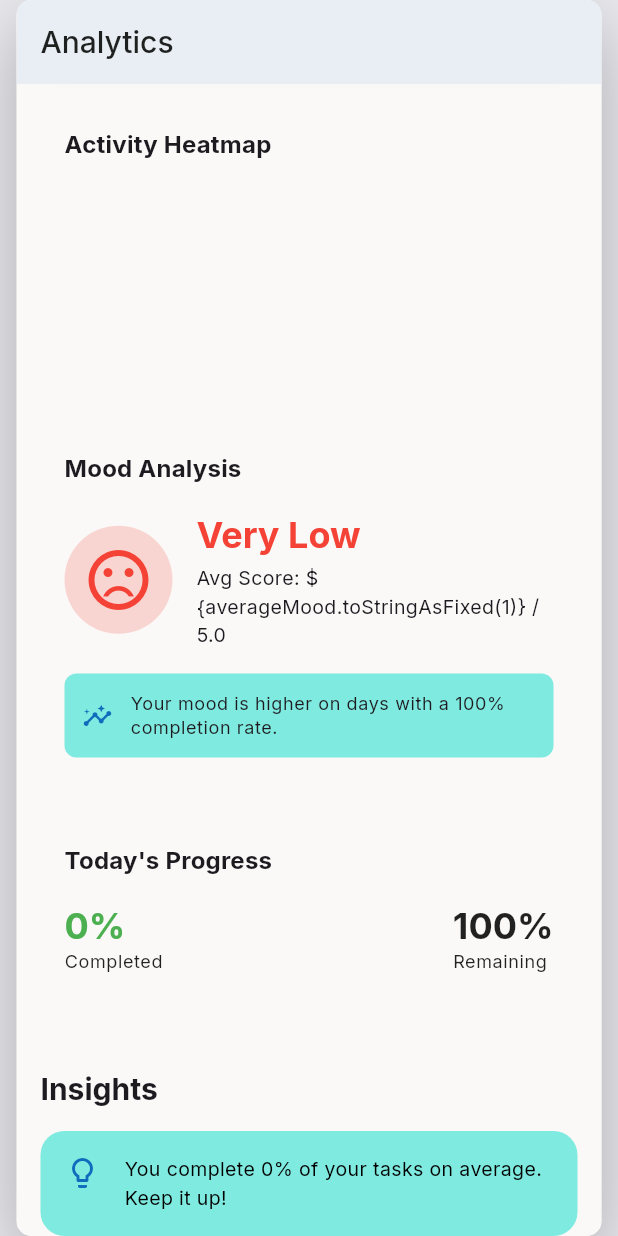
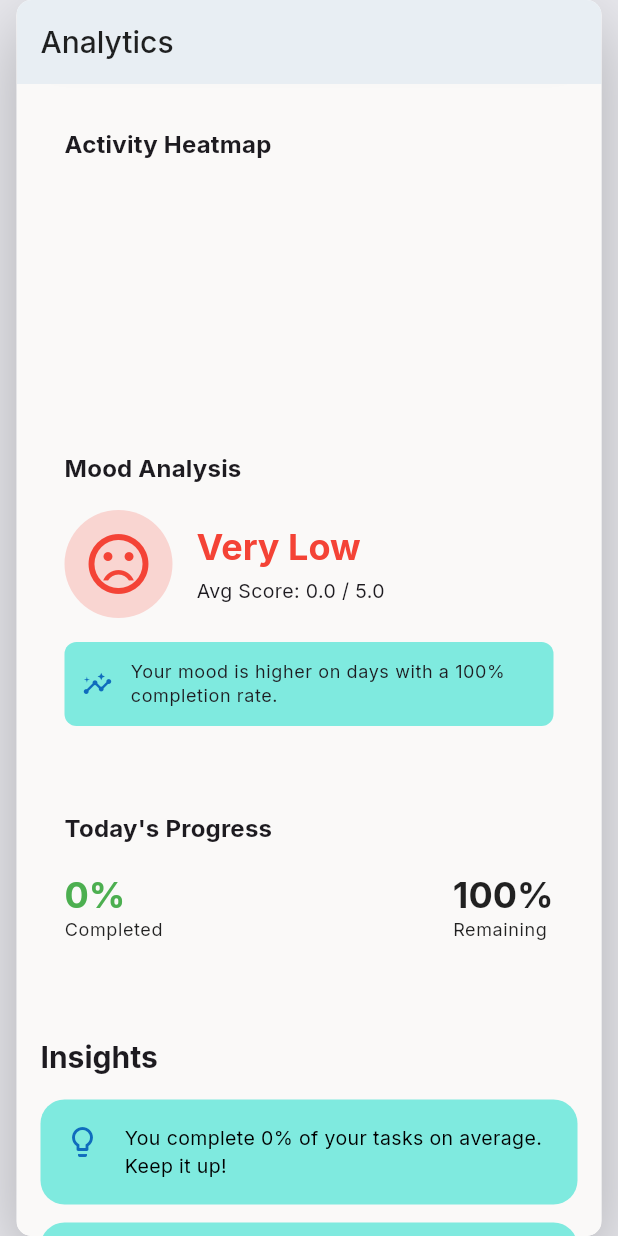
Before and after one commit to AjayJasperJ/trackify, a Flutter app: the AnalyticsDashboardScreen screen opened by its route, scrolled down 576 dp, on a phone screen of 412 x 824 dp. Run offline on Flutter 3.47's test engine with Material 3 defaults, Android fonts, the light colour scheme and no system bars; our stand-ins replace cloud_firestore, firebase_auth, firebase_core, fl_chart, fluentui_system_icons, flutter_riverpod and 4 more; accounts and stored records are empty.

Commit message:
Fix mood update UI persistence by loading saved reflections

```diff
--- a/lib/features/analytics/presentation/widgets/heatmap_calendar.dart
+++ b/lib/features/analytics/presentation/widgets/heatmap_calendar.dart
@@ -63,7 +63,7 @@ class HeatMapCalendar extends StatelessWidget {
                 }
 
                 return Tooltip(
-                  message: '\${date.month}/\${date.day}: \$intensity completions',
+                  message: '${date.month}/${date.day}: $intensity completions',
                   child: Container(
                     decoration: BoxDecoration(
                       color: blockColor,
--- a/lib/features/analytics/presentation/widgets/mood_analysis_card.dart
+++ b/lib/features/analytics/presentation/widgets/mood_analysis_card.dart
@@ -78,7 +78,7 @@ class MoodAnalysisCard extends StatelessWidget {
                     ),
                     const SizedBox(height: 4),
                     Text(
-                      'Avg Score: \${averageMood.toStringAsFixed(1)} / 5.0',
+                      'Avg Score: ${averageMood.toStringAsFixed(1)} / 5.0',
                       style: Theme.of(context).textTheme.bodyMedium,
                     ),
                   ],
--- a/lib/features/task/presentation/all_tasks_widgets/all_tasks_interactive_list_task_item.dart
+++ b/lib/features/task/presentation/all_tasks_widgets/all_tasks_interactive_list_task_item.dart
@@ -108,7 +108,7 @@ class _AllTasksInteractiveListTaskItemState
       builder: (context) => AlertDialog(
         title: const Text('Delete Task'),
         content: Text(
-          'Are you sure you want to delete "\${widget.task.title}"?',
+          'Are you sure you want to delete "${widget.task.title}"?',
         ),
         actions: [
           TextButton(
@@ -151,7 +151,7 @@ class _AllTasksInteractiveListTaskItemState
   Widget build(BuildContext context) {
     return GestureDetector(
       onTap: () {
-        context.push('/view-task/\${widget.task.taskId}', extra: widget.task);
+        context.push('/view-task/${widget.task.taskId}', extra: widget.task);
       },
       onLongPressStart: (details) {
         showMenu(
--- a/lib/features/task/presentation/view_task_screen.dart
+++ b/lib/features/task/presentation/view_task_screen.dart
@@ -241,6 +241,12 @@ class _ViewTaskScreenState extends ConsumerState<ViewTaskScreen>
                 ViewTaskMoodAndNotes(
                   enabled: moodEnabled,
                   saving: _savingReflection,
+                  initialMoodIndex: () {
+                    final idx = _moodLevels.indexOf(
+                        todayRecord?.completedTasks[task.taskId]?.reflection?.level ?? 'Normal');
+                    return idx >= 0 ? idx : 2;
+                  }(),
+                  initialNote: todayRecord?.completedTasks[task.taskId]?.reflection?.note ?? '',
                   onSave: (moodIndex, note) => _saveReflection(moodIndex, note),
                   onSurface: onSurface,
                   surfaceContainerLow: surfaceContainerLow,
```
Also changed, not shown: lib/features/task/presentation/view_task_widgets/view_task_mood_and_notes.dart (+13 -2 lines), 6 other files.
